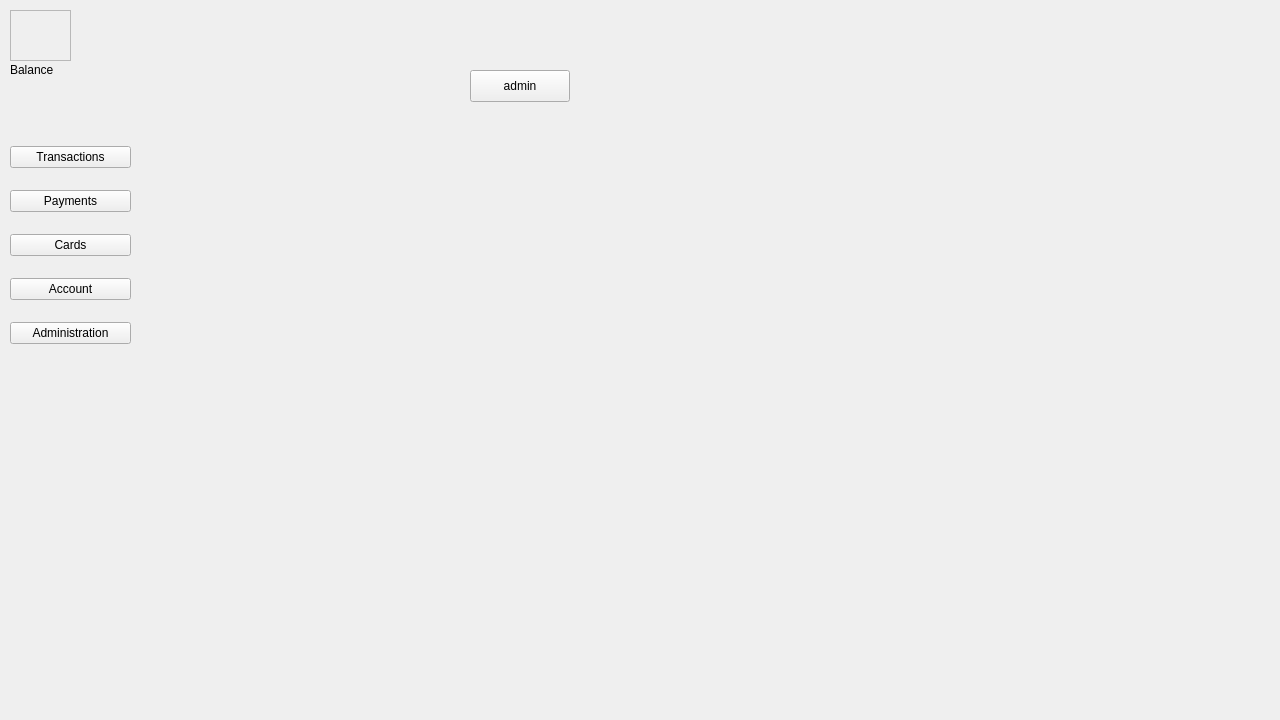
Old version of the form forms/mainwindow.ui in the repository IVAndreev21/YRT.
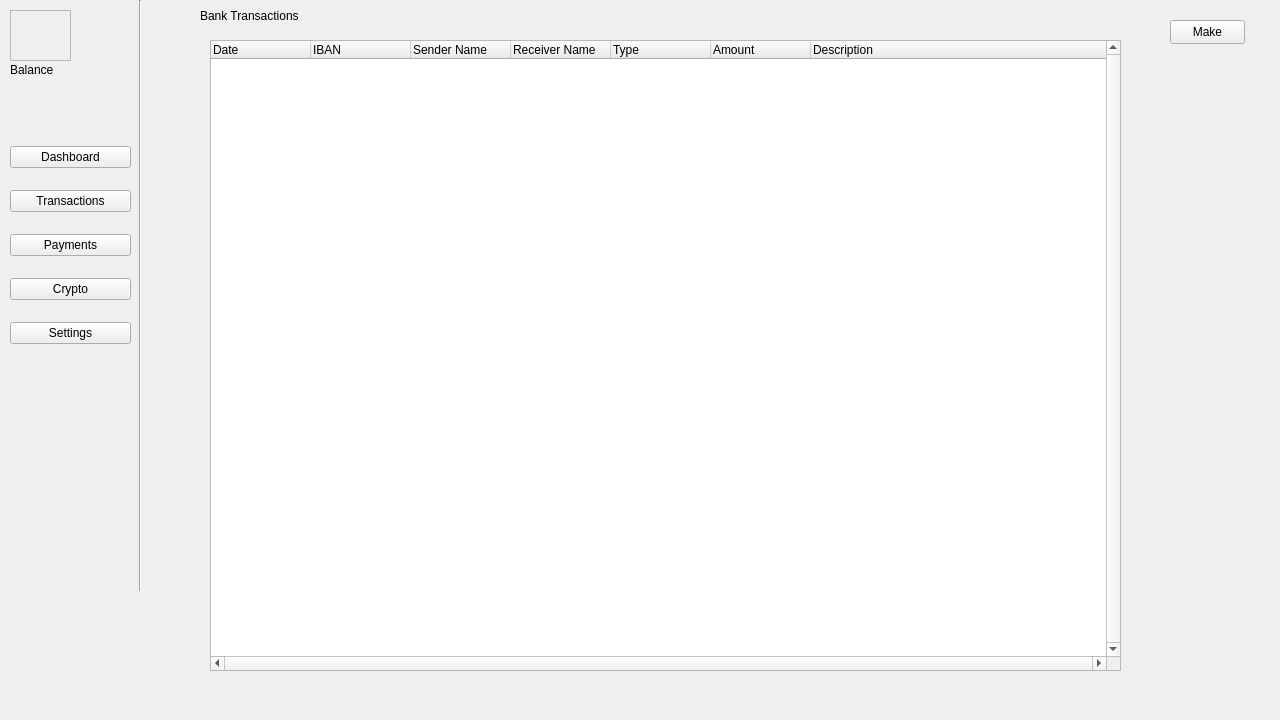
New version of the form. The open tabs and pages were chosen to show the change. Icons and pictures are not drawn.

Commit message: Take user income and expense and display on pie chart (dashboard page)

Diff of the .ui file:
```diff
--- a/forms/mainwindow.ui
+++ b/forms/mainwindow.ui
@@ -23,6 +23,13 @@
     </rect>
    </property>
    <layout class="QVBoxLayout" name="options_BL">
+    <item>
+     <widget class="QPushButton" name="dashboard_PB">
+      <property name="text">
+       <string>Dashboard</string>
+      </property>
+     </widget>
+    </item>
     <item>
      <widget class="QPushButton" name="transactions_PB">
       <property name="text">
@@ -38,23 +45,16 @@
      </widget>
     </item>
     <item>
-     <widget class="QPushButton" name="cards_PB">
+     <widget class="QPushButton" name="crypto_PB">
       <property name="text">
-       <string>Cards</string>
+       <string>Crypto</string>
       </property>
      </widget>
     </item>
     <item>
-     <widget class="QPushButton" name="account_PB">
+     <widget class="QPushButton" name="settings_PB">
       <property name="text">
-       <string>Account</string>
-      </property>
-     </widget>
-    </item>
-    <item>
-     <widget class="QPushButton" name="administration_PB">
-      <property name="text">
-       <string>Administration</string>
+       <string>Settings</string>
       </property>
      </widget>
     </item>
@@ -149,6 +149,19 @@
    <property name="currentIndex">
     <number>0</number>
    </property>
+   <widget class="QWidget" name="dashboard_page">
+    <widget class="QWidget" name="gridLayoutWidget">
+     <property name="geometry">
+      <rect>
+       <x>160</x>
+       <y>50</y>
+       <width>421</width>
+       <height>341</height>
+      </rect>
+     </property>
+     <layout class="QGridLayout" name="layout"/>
+    </widget>
+   </widget>
    <widget class="QWidget" name="transacions_page">
     <widget class="QLabel" name="Bank_tr_LA">
      <property name="geometry">
@@ -245,23 +258,21 @@
       <string>payments</string>
      </property>
     </widget>
-   </widget>
-   <widget class="QWidget" name="cards_page">
-    <widget class="QPushButton" name="pushButton_2">
+    <widget class="QPushButton" name="pushButton">
      <property name="geometry">
       <rect>
-       <x>260</x>
-       <y>100</y>
+       <x>140</x>
+       <y>350</y>
        <width>100</width>
        <height>32</height>
       </rect>
      </property>
      <property name="text">
-      <string>cards</string>
+      <string>PushButton</string>
      </property>
     </widget>
    </widget>
-   <widget class="QWidget" name="account_page">
+   <widget class="QWidget" name="settings_page">
     <widget class="QPushButton" name="pfp_acc_PB">
      <property name="geometry">
       <rect>
@@ -317,21 +328,6 @@
      </property>
     </widget>
    </widget>
-   <widget class="QWidget" name="adiministration_page">
-    <widget class="QPushButton" name="pushButton">
-     <property name="geometry">
-      <rect>
-       <x>280</x>
-       <y>70</y>
-       <width>100</width>
-       <height>32</height>
-      </rect>
-     </property>
-     <property name="text">
-      <string>admin</string>
-     </property>
-    </widget>
-   </widget>
    <widget class="QWidget" name="make_transaction_page">
     <widget class="QLabel" name="type_mt_LA">
      <property name="geometry">
@@ -532,6 +528,19 @@
     </widget>
    </widget>
   </widget>
+  <widget class="Line" name="line">
+   <property name="geometry">
+    <rect>
+     <x>130</x>
+     <y>0</y>
+     <width>20</width>
+     <height>591</height>
+    </rect>
+   </property>
+   <property name="orientation">
+    <enum>Qt::Vertical</enum>
+   </property>
+  </widget>
  </widget>
  <resources/>
  <connections/>
```
The commit also changes 9 other files.
